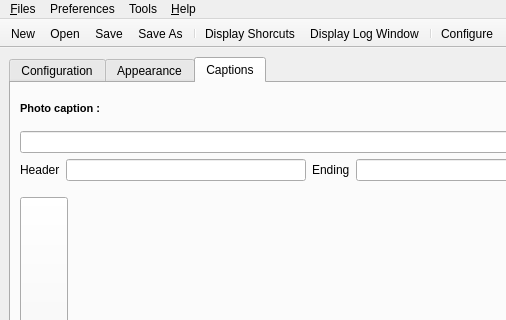
The window that src/ui/mainwin.ui (Pixinn/ezwebgallery) describes before a commit, drawn with Qt 5; both pictures show x 0 to 506 and y 0 to 320 of the 850 by 700 pixel window.
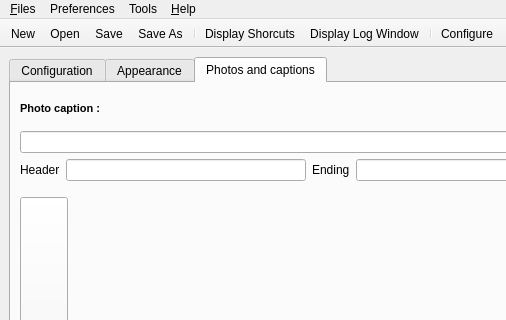
The same window after the commit. The open tabs and pages were chosen to show the change. Icons and pictures are not drawn. Custom widgets are drawn as their Qt base class.

Commit message: Refactoring javascript. + Displaying photo screen. + Squeletton of the required objects.

```diff
--- a/src/ui/mainwin.ui
+++ b/src/ui/mainwin.ui
@@ -1763,7 +1763,10 @@
         <bool>true</bool>
        </property>
        <attribute name="title">
-        <string>Captions</string>
+        <string>Photos and captions</string>
+       </attribute>
+       <attribute name="toolTip">
+        <string>Manage the photos and edit their caption.</string>
        </attribute>
        <layout class="QVBoxLayout" name="verticalLayout_2">
         <item>
```
Left out of the diff: 8 changed lines with no effect on the pictures. The commit also changes 9 other files.
